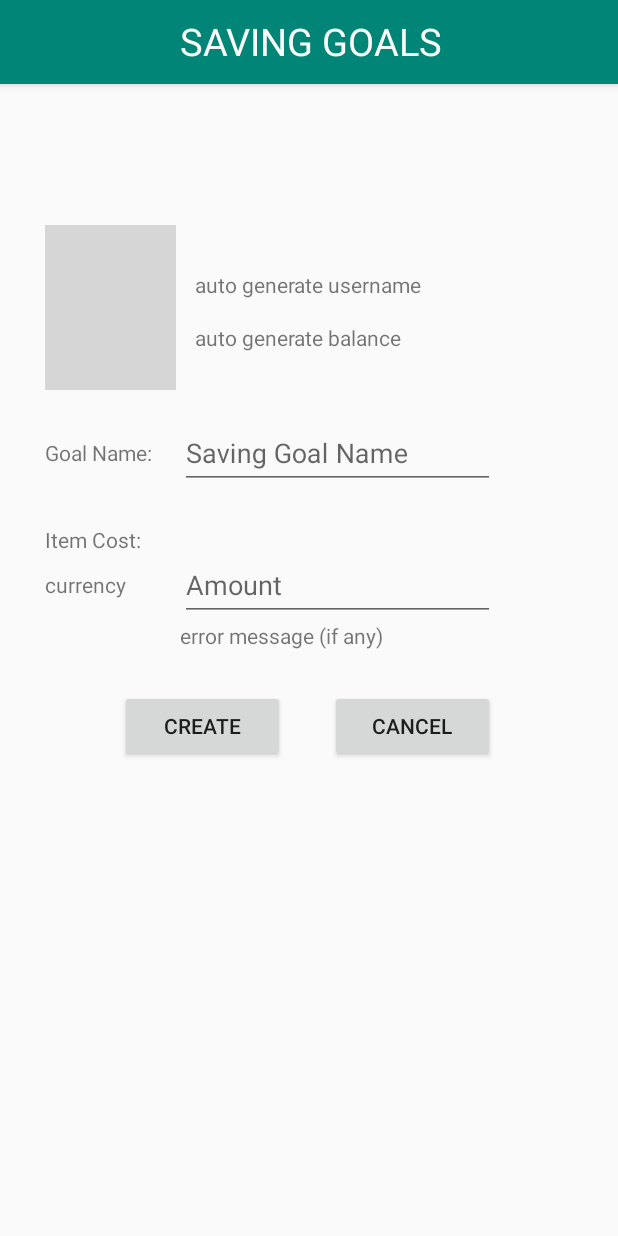
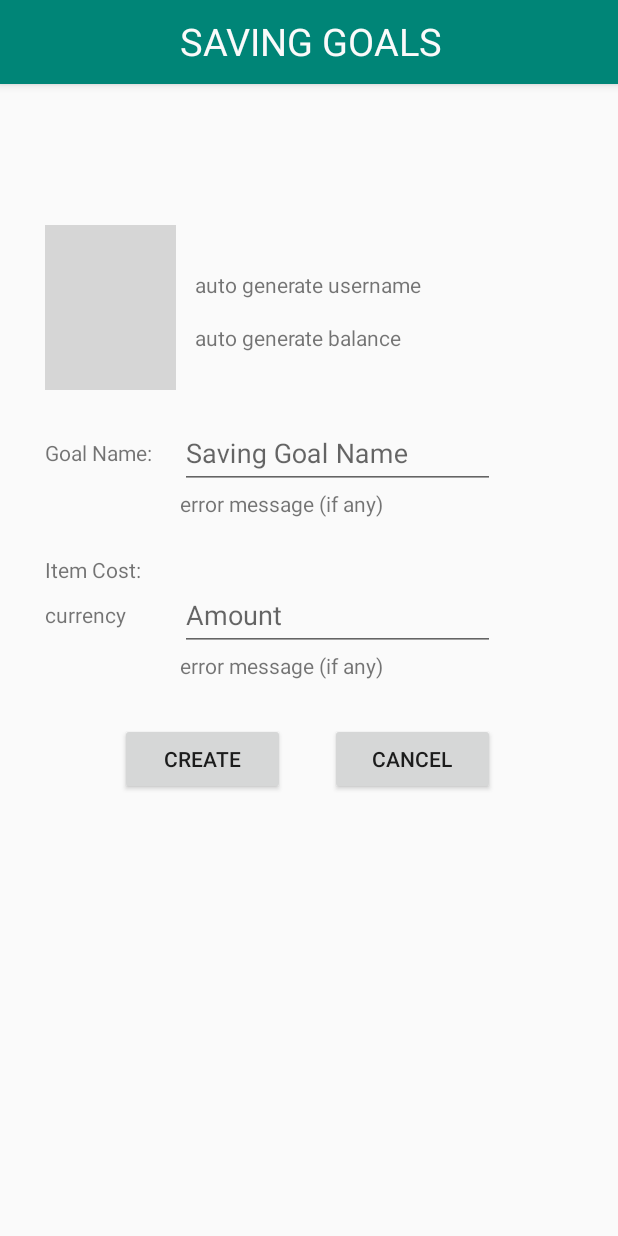
Before and after one commit to JefferyLeeJieKai/BankingSimulator, an Android app: the layout saving_goals.xml on its own in the app's theme, with its tools: preview values and no code run, on a phone screen of 412 x 824 dp. Run offline under Robolectric (Android 15) with nearby library versions, the phone set to English and light mode, and no system bars; plain views replace PercentRelativeLayout; grey boxes are pictures that could not be loaded.

Commit message:
saving goals

```diff
--- a/app/src/main/res/layout/saving_goals.xml
+++ b/app/src/main/res/layout/saving_goals.xml
@@ -5,7 +5,6 @@
     xmlns:tools="http://schemas.android.com/tools"
     android:layout_width="match_parent"
     android:layout_height="match_parent">
-
 
     <android.support.v4.widget.DrawerLayout
         xmlns:android="http://schemas.android.com/apk/res/android"
@@ -89,13 +88,20 @@
             android:layout_width="match_parent"
             android:layout_height="wrap_content"
             android:hint="Saving Goal Name" />
+
+        <TextView
+            android:id="@+id/errorGoalNameLbl"
+            android:layout_width="wrap_content"
+            android:layout_height="wrap_content"
+            android:layout_weight="1"
+            android:text="error message (if any)" />
     </android.support.design.widget.TextInputLayout>
 
     <TextView
         android:layout_width="wrap_content"
         android:layout_height="wrap_content"
         android:layout_marginLeft="30dp"
-        android:layout_marginTop="350dp"
+        android:layout_marginTop="370dp"
         android:text="Item Cost:" />
 
     <TextView
@@ -103,7 +109,7 @@
         android:layout_width="wrap_content"
         android:layout_height="wrap_content"
         android:layout_marginLeft="30dp"
-        android:layout_marginTop="380dp"
+        android:layout_marginTop="400dp"
         android:text="currency" />
 
     <android.support.design.widget.TextInputLayout
@@ -111,7 +117,7 @@
         android:layout_width="210dp"
         android:layout_height="wrap_content"
         android:layout_marginLeft="120dp"
-        android:layout_marginTop="358dp">
+        android:layout_marginTop="378dp">
 
         <android.support.design.widget.TextInputEditText
             android:layout_width="match_parent"
@@ -131,7 +137,7 @@
         android:layout_width="110dp"
         android:layout_height="wrap_content"
         android:layout_marginLeft="80dp"
-        android:layout_marginTop="460dp"
+        android:layout_marginTop="482dp"
         android:text="Create" />
 
     <Button
@@ -139,7 +145,7 @@
         android:layout_width="110dp"
         android:layout_height="wrap_content"
         android:layout_marginLeft="220dp"
-        android:layout_marginTop="460dp"
+        android:layout_marginTop="482dp"
         android:text="Cancel" />
 
 </android.support.percent.PercentRelativeLayout>
```
